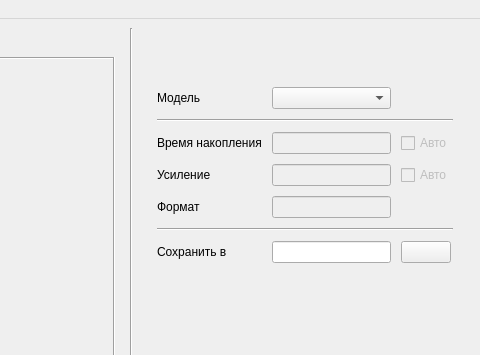
Before: the Qt Designer form QT_Forms/MainWindow.ui in Superdudl/DOE, drawn with Qt 5; both pictures show x 549 to 1029 and y 0 to 355 of the 1029 by 556 pixel window.
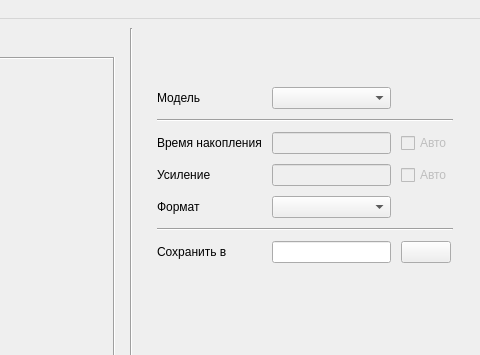
After: the same form once the commit is applied. Icons and pictures are not drawn.

The edit to the form file:
```diff
--- a/QT_Forms/MainWindow.ui
+++ b/QT_Forms/MainWindow.ui
@@ -220,8 +220,8 @@
            <rect>
             <x>0</x>
             <y>0</y>
-            <width>319</width>
-            <height>236</height>
+            <width>321</width>
+            <height>230</height>
            </rect>
           </property>
           <layout class="QVBoxLayout" name="verticalLayout_2">
@@ -316,13 +316,6 @@
                </property>
               </widget>
              </item>
-             <item row="4" column="1">
-              <widget class="QLineEdit" name="formatEdit">
-               <property name="enabled">
-                <bool>false</bool>
-               </property>
-              </widget>
-             </item>
              <item row="5" column="0" colspan="3">
               <widget class="Line" name="line_3">
                <property name="orientation">
@@ -371,6 +364,9 @@
                </property>
               </widget>
              </item>
+             <item row="4" column="1">
+              <widget class="QComboBox" name="formatComboBox"/>
+             </item>
             </layout>
            </item>
           </layout>
```
Left out of the diff: 2 changed lines with no effect on the pictures.
